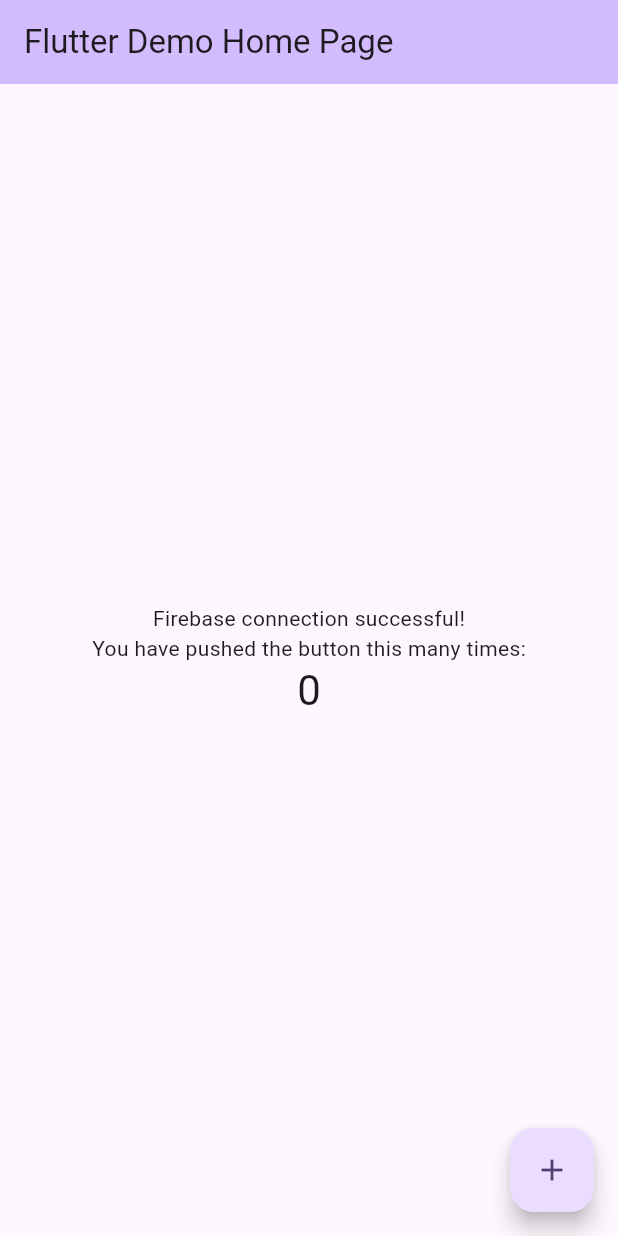
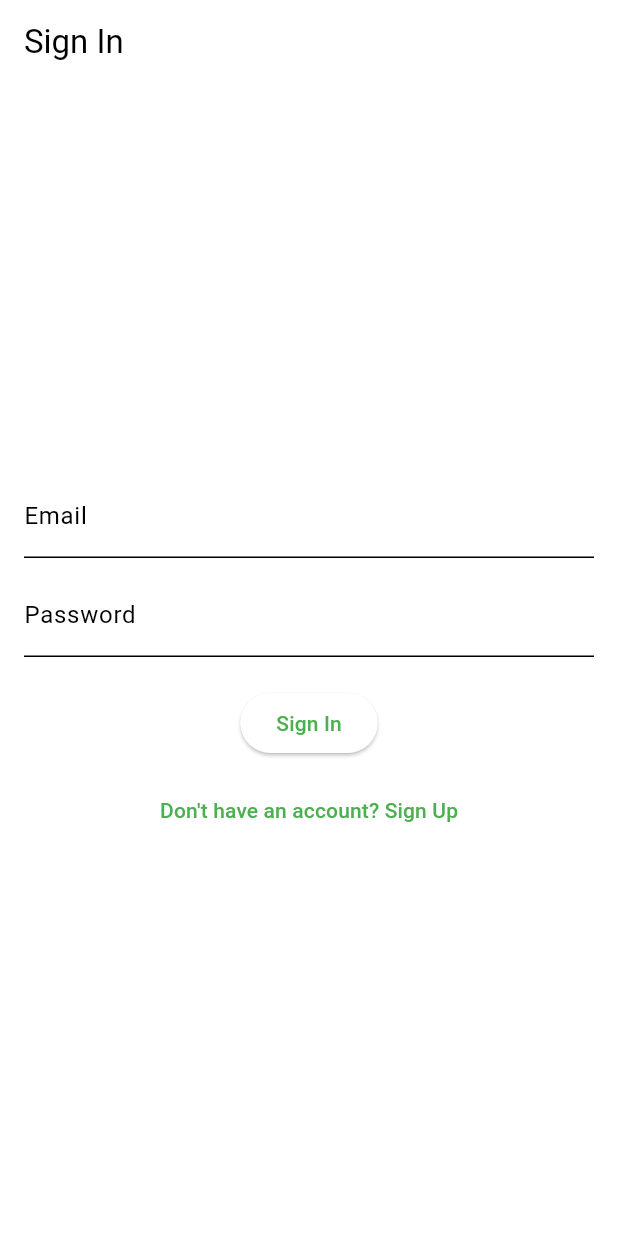
Before and after one commit to njaric03/UniHack24-Vanjo, a Flutter app: the screen it shows after launch, on a phone screen of 412 x 824 dp. Run offline on Flutter 3.47's test engine with Material 3 defaults, Android fonts, the phone set to English and light mode, and no system bars; our stand-ins replace cloud_firestore, firebase_auth, firebase_core; accounts and stored records are empty.

Commit message:
Added sign in and sign up screens and connected logic with Firebase. Added other, so far untested screens as well

```diff
--- a/unihack24_vanjo/analysis_options.yaml
+++ b/unihack24_vanjo/analysis_options.yaml
@@ -7,6 +7,9 @@
 
 # The following line activates a set of recommended lints for Flutter apps,
 # packages, and plugins designed to encourage good coding practices.
+analyzer:
+  errors:
+    use_build_context_synchronously: ignore
 include: package:flutter_lints/flutter.yaml
 
 linter:
--- a/unihack24_vanjo/lib/main.dart
+++ b/unihack24_vanjo/lib/main.dart
@@ -1,13 +1,15 @@
 import 'package:flutter/material.dart';
 import 'package:firebase_core/firebase_core.dart';
+import 'package:unihack24_vanjo/screens/signin_screen.dart';
 import 'config/firebase_options.dart';
+import 'theme/app_theme.dart';
 
 void main() async {
   WidgetsFlutterBinding.ensureInitialized();
   await Firebase.initializeApp(
     options: DefaultFirebaseOptions.currentPlatform,
   );
-  runApp(const MyApp());
+  runApp(MyApp());
 }
 
 class MyApp extends StatelessWidget {
@@ -16,83 +18,10 @@ class MyApp extends StatelessWidget {
   @override
   Widget build(BuildContext context) {
     return MaterialApp(
-      title: 'Flutter Demo',
-      theme: ThemeData(
-        colorScheme: ColorScheme.fromSeed(seedColor: Colors.deepPurple),
-        useMaterial3: true,
-      ),
-      home: const MyHomePage(title: 'Flutter Demo Home Page'),
+      title: 'SkillCycle',
+      theme: AppTheme.themeData,
+      home: SignInScreen(),
+      debugShowCheckedModeBanner: false,
     );
   }
 }
-
-class MyHomePage extends StatefulWidget {
-  const MyHomePage({super.key, required this.title});
-
-  final String title;
-
-  @override
-  State<MyHomePage> createState() => _MyHomePageState();
-}
-
-class _MyHomePageState extends State<MyHomePage> {
-  int _counter = 0;
-  String _firebaseStatus = 'Checking Firebase connection...';
-
-  @override
-  void initState() {
-    super.initState();
-    _checkFirebaseConnection();
-  }
-
-  Future<void> _checkFirebaseConnection() async {
-    try {
-      await Firebase.initializeApp(
-        options: DefaultFirebaseOptions.currentPlatform,
-      );
-      setState(() {
-        _firebaseStatus = 'Firebase connection successful!';
-      });
-    } catch (e) {
-      setState(() {
-        _firebaseStatus = 'Firebase connection failed: $e';
-      });
-    }
-  }
-
-  void _incrementCounter() {
-    setState(() {
-      _counter++;
-    });
-  }
-
-  @override
-  Widget build(BuildContext context) {
-    return Scaffold(
-      appBar: AppBar(
-        backgroundColor: Theme.of(context).colorScheme.inversePrimary,
-        title: Text(widget.title),
-      ),
-      body: Center(
-        child: Column(
-          mainAxisAlignment: MainAxisAlignment.center,
-          children: <Widget>[
-            Text(_firebaseStatus),
-            const Text(
-              'You have pushed the button this many times:',
-            ),
-            Text(
-              '$_counter',
-              style: Theme.of(context).textTheme.headlineMedium,
-            ),
-          ],
-        ),
-      ),
-      floatingActionButton: FloatingActionButton(
-        onPressed: _incrementCounter,
-        tooltip: 'Increment',
-        child: const Icon(Icons.add),
-      ),
-    );
-  }
-}
--- /dev/null
+++ b/unihack24_vanjo/lib/models/user.dart
@@ -0,0 +1,41 @@
+class SkillCycleUser {
+  String? uid;
+  String? email;
+  String? name;
+  List<String>? skills;
+  List<String>? needs;
+  int credits;
+
+  SkillCycleUser({
+    this.uid,
+    this.email,
+    this.name,
+    this.skills,
+    this.needs,
+    this.credits = 0,
+  });
+
+  // Convert SkillCycleUser object to a Map (for Firebase Firestore)
+  Map<String, dynamic> toMap() {
+    return {
+      'uid': uid,
+      'email': email,
+      'name': name,
+      'skills': skills ?? [],
+      'needs': needs ?? [],
+      'credits': credits,
+    };
+  }
+
+  // Create a SkillCycleUser object from a Map (for Firestore retrieval)
+  factory SkillCycleUser.fromMap(Map<String, dynamic> map) {
+    return SkillCycleUser(
+      uid: map['uid'],
+      email: map['email'],
+      name: map['name'],
+      skills: List<String>.from(map['skills'] ?? []),
+      needs: List<String>.from(map['needs'] ?? []),
+      credits: map['credits'] ?? 0,
+    );
+  }
+}
--- /dev/null
+++ b/unihack24_vanjo/lib/screens/signin_screen.dart
@@ -0,0 +1,109 @@
+// ignore_for_file: library_private_types_in_public_api, use_build_context_synchronously
+
+import 'package:flutter/material.dart';
+import '../services/auth_service.dart';
+import 'profile_screen.dart';
+import 'signup_screen.dart';
+
+class SignInScreen extends StatefulWidget {
+  const SignInScreen({super.key});
+
+  @override
+  _SignInScreenState createState() => _SignInScreenState();
+}
+
+class _SignInScreenState extends State<SignInScreen> {
+  final _emailController = TextEditingController();
+  final _passwordController = TextEditingController();
+  final AuthService _authService = AuthService();
+  bool _isLoading = false;
+  String? _errorMessage;
+
+  Future<void> _signIn() async {
+    setState(() {
+      _isLoading = true;
+      _errorMessage = null;
+    });
+
+    final email = _emailController.text.trim();
+    final password = _passwordController.text.trim();
+
+    try {
+      final user = await _authService.signInWithEmail(email, password);
+      if (user != null) {
+        // Navigate to main page if sign-in is successful
+        Navigator.of(context).pushReplacement(
+          MaterialPageRoute(builder: (context) => ProfileScreen()),
+        );
+      } else {
+        setState(() {
+          _errorMessage = "Invalid email or password.";
+        });
+      }
+    } catch (e) {
+      setState(() {
+        _errorMessage = "Error signing in. Please try again.";
+      });
+    } finally {
+      setState(() {
+        _isLoading = false;
+      });
+    }
+  }
+
+  @override
+  Widget build(BuildContext context) {
+    return Scaffold(
+      appBar: AppBar(
+        title: Text('Sign In'),
+      ),
+      body: Padding(
+        padding: const EdgeInsets.all(16.0),
+        child: Column(
+          mainAxisAlignment: MainAxisAlignment.center,
+          children: [
+            if (_errorMessage != null)
+              Text(
+                _errorMessage!,
+                style: TextStyle(color: Colors.red),
+              ),
+            TextField(
+              controller: _emailController,
+              decoration: InputDecoration(labelText: 'Email'),
+              keyboardType: TextInputType.emailAddress,
+            ),
+            SizedBox(height: 10),
+            TextField(
+              controller: _passwordController,
+              decoration: InputDecoration(labelText: 'Password'),
+              obscureText: true,
+            ),
+            SizedBox(height: 20),
+            _isLoading
+                ? CircularProgressIndicator()
+                : ElevatedButton(
+                    onPressed: _signIn,
+                    child: Text('Sign In'),
+                  ),
+            SizedBox(height: 10),
+            TextButton(
+              onPressed: () {
+                Navigator.of(context).push(
+                  MaterialPageRoute(builder: (context) => SignUpScreen()),
+                );
+              },
+              child: Text('Don\'t have an account? Sign Up'),
+            ),
+          ],
+        ),
+      ),
+    );
+  }
+
+  @override
+  void dispose() {
+    _emailController.dispose();
+    _passwordController.dispose();
+    super.dispose();
+  }
+}
--- /dev/null
+++ b/unihack24_vanjo/lib/theme/app_theme.dart
@@ -0,0 +1,45 @@
+import 'package:flutter/material.dart';
+
+class AppTheme {
+  // Define color palette
+  static const Color primaryColor = Color(0xFF4CAF50);
+  static const Color accentColor = Color(0xFFCDDC39);
+  static const Color backgroundColor = Color(0xFFF5F5F5);
+  static const Color textColor = Color(0xFF333333);
+
+  // Define font styles
+  static const String fontFamily = 'Roboto';
+
+  // Define text styles
+  static final TextStyle headline1 = TextStyle(
+    fontFamily: fontFamily,
+    fontSize: 24,
+    fontWeight: FontWeight.bold,
+    color: textColor,
+  );
+
+  static final TextStyle bodyText1 = TextStyle(
+    fontFamily: fontFamily,
+    fontSize: 16,
+    color: textColor,
+  );
+
+  // ThemeData for the app
+  static ThemeData themeData = ThemeData(
+    primaryColor: primaryColor,
+    hintColor: accentColor,
+    fontFamily: fontFamily,
+    textTheme: TextTheme(
+      displayLarge: headline1,
+      bodyLarge: bodyText1,
+    ),
+    buttonTheme: ButtonThemeData(
+      buttonColor: primaryColor,
+      textTheme: ButtonTextTheme.primary,
+    ),
+    colorScheme: ColorScheme.light(
+      primary: primaryColor,
+      secondary: accentColor,
+    ),
+  );
+}
--- a/unihack24_vanjo/pubspec.yaml
+++ b/unihack24_vanjo/pubspec.yaml
@@ -36,6 +36,8 @@ dependencies:
   # Use with the CupertinoIcons class for iOS style icons.
   cupertino_icons: ^1.0.8
   firebase_core: ^3.7.0
+  firebase_auth: ^5.3.2
+  cloud_firestore: ^5.4.5
 
 dev_dependencies:
   flutter_test:
```
Also changed, not shown: unihack24_vanjo/lib/screens/cycle_overview_screen.dart (added, +39 -0 lines), unihack24_vanjo/lib/screens/profile_screen.dart (added, +45 -0 lines), unihack24_vanjo/lib/screens/signup_screen.dart (added, +107 -0 lines), unihack24_vanjo/lib/services/auth_service.dart (added, +72 -0 lines), unihack24_vanjo/lib/widgets/custom_button.dart (added, +21 -0 lines), unihack24_vanjo/pubspec.lock, 5 other files.
